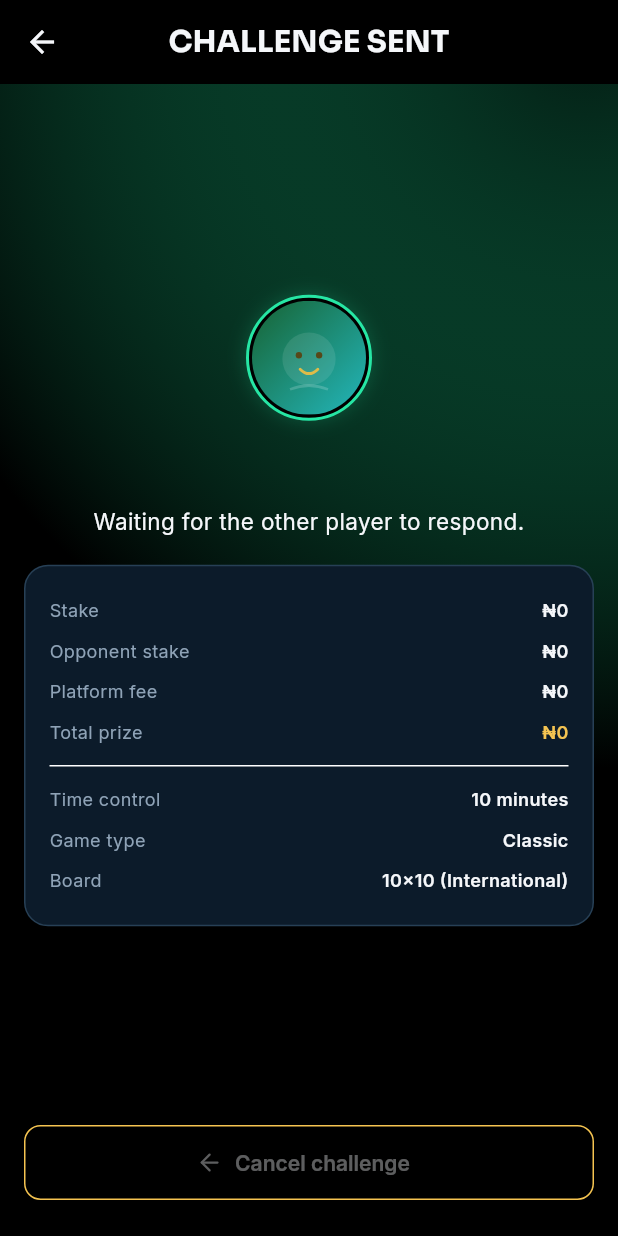
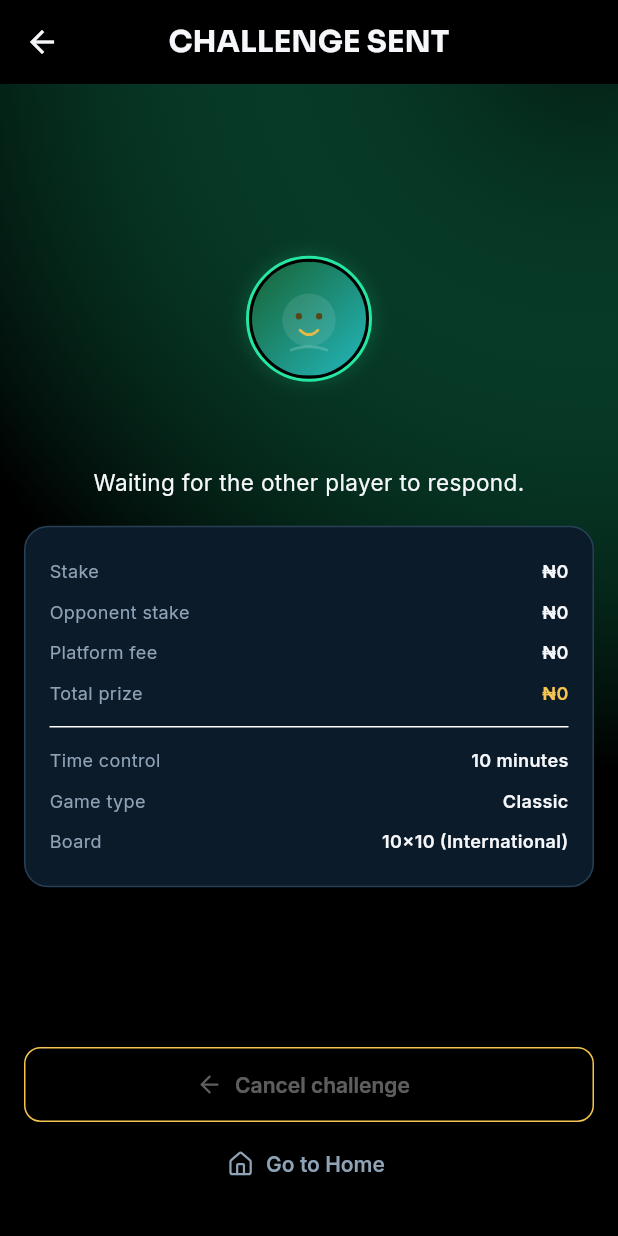
Before and after one commit to draughtbet-commits/draughtbet, a Flutter app: the ChallengeStatusScreen screen opened directly with empty values, on a phone screen of 412 x 824 dp. Run offline on Flutter 3.47's test engine with Material 3 defaults, Android fonts, the phone set to English and light mode, and no system bars; our stand-ins replace connectivity_plus, dio, firebase_core, firebase_messaging, flutter_dotenv, flutter_local_notifications and 13 more; missing offline and left inert: dojah_kyc_sdk_flutter; accounts and stored records are empty.

Commit message:
feat(challenge): let the inviter leave the sent-challenge screen without cancelling
The sent-challenge screen only offered Cancel challenge, so a player waiting
for the opponent to respond had no way back to the app. Add a non-destructive
Go to Home action so they can wait while the challenge stays pending (it
remains visible on the home lobby's active-match card).

```diff
--- a/app/lib/screens/match_lifecycle_screens.dart
+++ b/app/lib/screens/match_lifecycle_screens.dart
@@ -465,7 +465,7 @@ class _ChallengeStatusScreenState extends State<ChallengeStatusScreen> {
                   ? null
                   : () => _run(widget.onDecline),
             ),
-          ] else
+          ] else ...[
             SecondaryActionButton(
               label: 'Cancel challenge',
               loading: _submitting,
@@ -473,6 +473,20 @@ class _ChallengeStatusScreenState extends State<ChallengeStatusScreen> {
                   ? null
                   : () => _run(widget.onDecline),
             ),
+            const SizedBox(height: 4),
+            TextButton.icon(
+              onPressed: () => context.go('/home'),
+              icon: const Icon(LucideIcons.home, size: 18),
+              label: const Text('Go to Home'),
+              style: TextButton.styleFrom(
+                foregroundColor: AppColors.textSecondary,
+                textStyle: const TextStyle(
+                  fontFamily: 'Inter',
+                  fontWeight: FontWeight.w600,
+                ),
+              ),
+            ),
+          ],
         ],
       ),
     );
```
Also changed, not shown: 1 other file.
